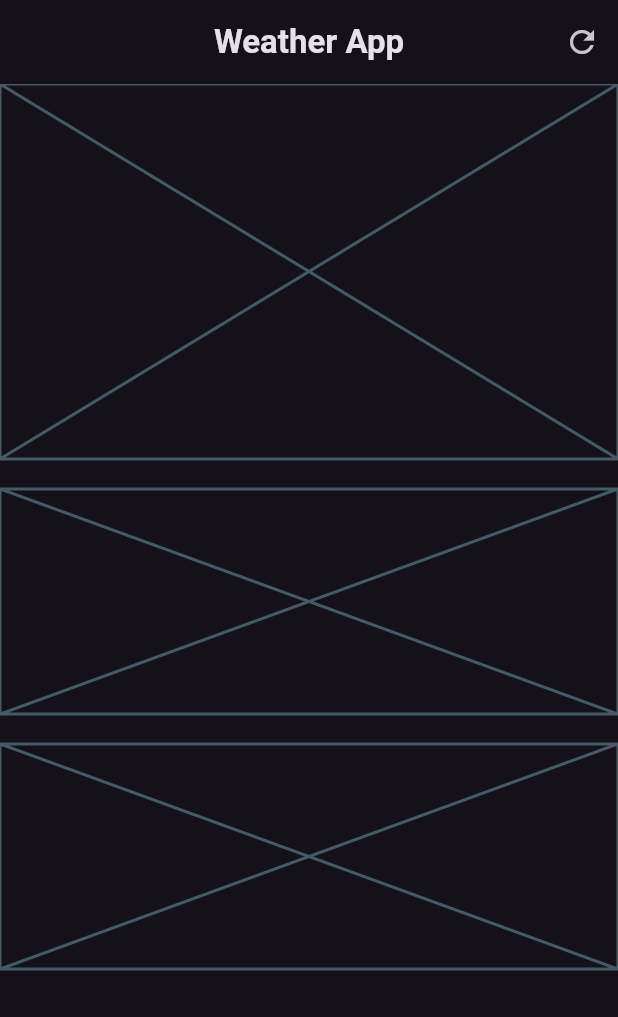
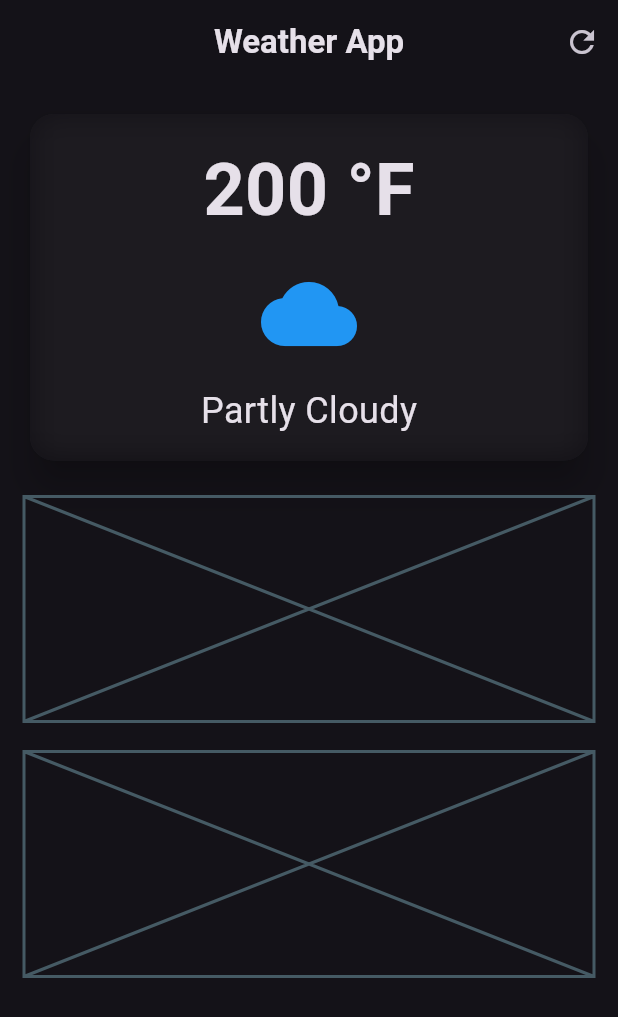
Before and after one commit to nhm20/weather_app, a Flutter app: the screen it shows after launch, on a phone screen of 412 x 824 dp. Shown: the top 1017 px of the screen. Run offline on Flutter 3.47's test engine with Material 3 defaults, Android fonts, the phone set to English and light mode, and no system bars.

Commit message:
Card Widget

```diff
--- a/lib/weather_screen_layout.dart
+++ b/lib/weather_screen_layout.dart
@@ -1,3 +1,5 @@
+import 'dart:ui';
+
 import 'package:flutter/material.dart';
 
 class WeatherScreen extends StatelessWidget {
@@ -21,10 +23,48 @@ class WeatherScreen extends StatelessWidget {
           ),
         ],
       ),
-      body: Column(
+      body: Padding(
+        padding: const EdgeInsets.all(16.0),
+        child: Column(
           children: [
             //main card
-          const Placeholder(fallbackHeight: 250),
+            SizedBox(
+              width: double.infinity,
+              child: Card(
+                elevation: 10,
+                shape: RoundedRectangleBorder(
+                  borderRadius: BorderRadius.circular(16),
+                ),
+                child: ClipRRect(
+                  borderRadius: BorderRadius.circular(16),
+                  child: BackdropFilter(
+                    filter: ImageFilter.blur(sigmaX: 10, sigmaY: 10),
+                    child: Padding(
+                      padding: const EdgeInsets.all(16.0),
+                      child: Column(
+                        children: [
+                          Text(
+                            '200 °F',
+                            style: TextStyle(
+                              fontSize: 48,
+                              fontWeight: FontWeight.bold,
+                            ),
+                          ),
+                          SizedBox(height: 16),
+                          Icon(
+                            Icons.cloud,
+                            size: 64,
+                            color: Colors.blue,
+                          ), // Placeholder for weather icon
+                          SizedBox(height: 16),
+                          Text('Partly Cloudy', style: TextStyle(fontSize: 24)),
+                        ],
+                      ),
+                    ),
+                  ),
+                ),
+              ),
+            ),
             const SizedBox(height: 20),
             //weather forecast cards
             const Placeholder(fallbackHeight: 150),
@@ -33,6 +73,7 @@ class WeatherScreen extends StatelessWidget {
             const Placeholder(fallbackHeight: 150),
           ],
         ),
+      ),
     );
   }
 }
```
Lines whose indentation alone changed are shown as unchanged.
